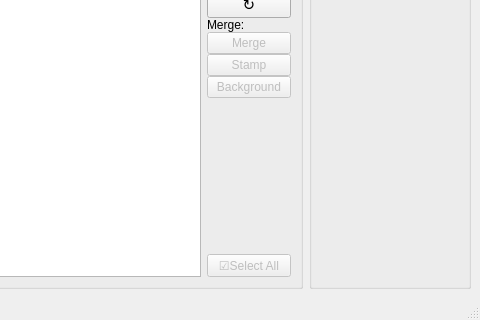
Old version of the form wndmain.ui in the repository ronanpaixao/PyPDFTK; both pictures show x 475 to 955 and y 311 to 631 of the 955 by 631 pixel window.
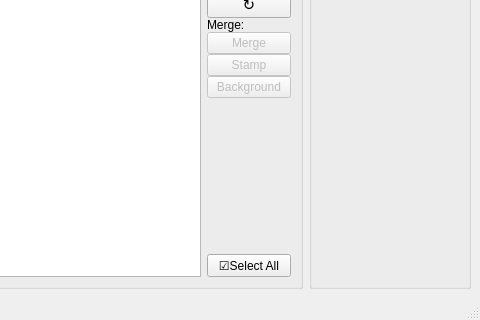
New version of the form. Custom widgets are drawn as their Qt base class.

Commit message: Implement select all button

```diff
--- a/wndmain.ui
+++ b/wndmain.ui
@@ -447,9 +447,6 @@
          </item>
          <item>
           <widget class="QPushButton" name="btnPageSelectAll">
-           <property name="enabled">
-            <bool>false</bool>
-           </property>
            <property name="text">
             <string>☑Select All</string>
            </property>
```
The commit also changes 1 other file.
